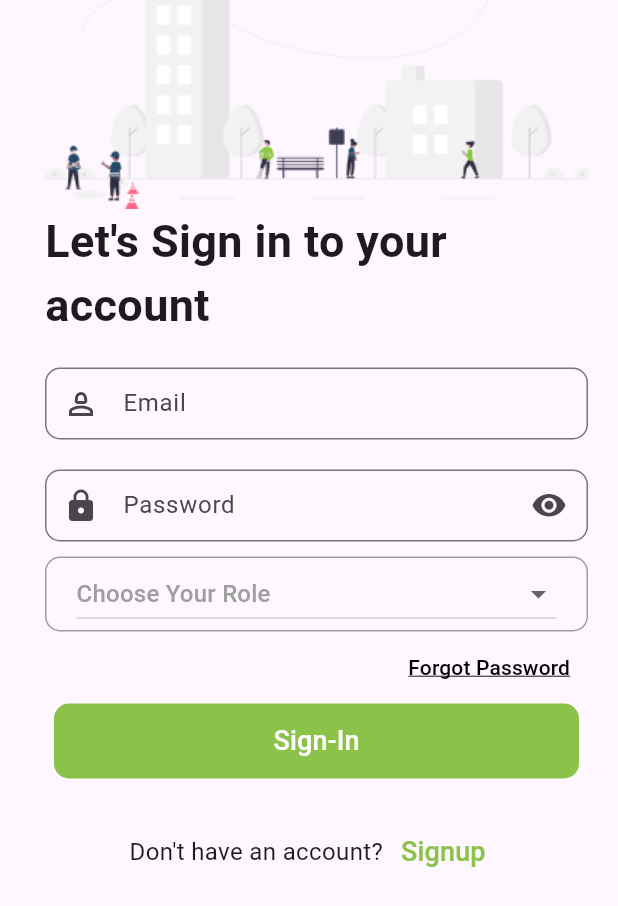
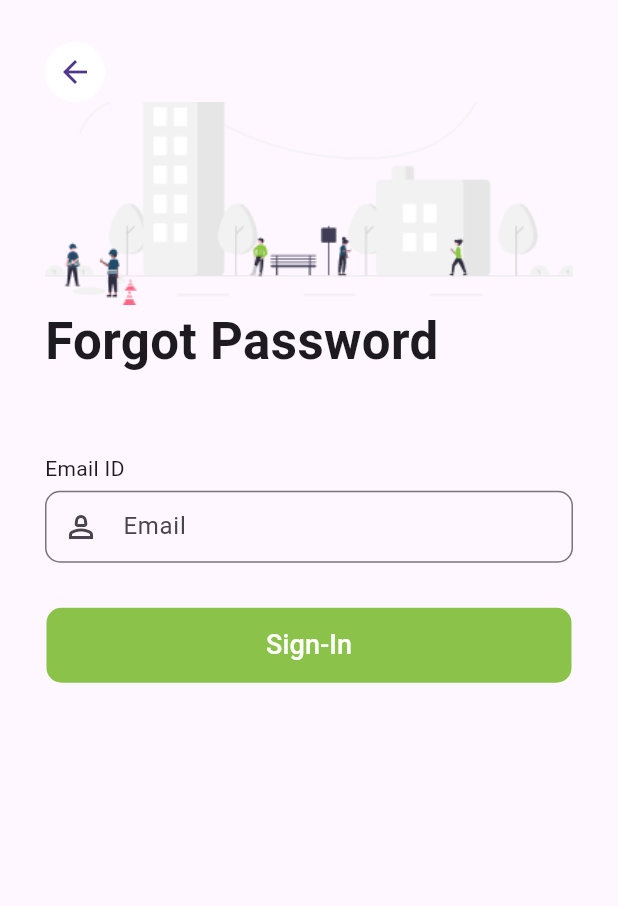
Before and after one commit to sachinkrr02/House_rent, a Flutter app: the Loginpage screen opened directly, after a tap on "Forgot Password", on a phone screen of 412 x 824 dp. Shown: the top 906 px of the screen. Run offline on Flutter 3.47's test engine with Material 3 defaults, Android fonts, the light colour scheme and no system bars; our stand-ins replace firebase_auth, firebase_core, firebase_database, font_awesome_flutter, go_router, google_fonts and 1 more; missing offline and left inert: mapbox_search, razorpay_flutter; accounts and stored records are empty.

Commit message:
bugs fixing

```diff
--- /dev/null
+++ b/lib/pages/login/forgotPass.dart
@@ -0,0 +1,135 @@
+import 'package:firebase_auth/firebase_auth.dart';
+import 'package:flutter/material.dart';
+import 'package:house/pages/login/login.dart';
+import 'package:house/pages/login/resetPass.dart';
+
+class forgotPassword extends StatefulWidget {
+  const forgotPassword({super.key});
+
+  @override
+  State<forgotPassword> createState() => _forgotPasswordState();
+}
+
+class _forgotPasswordState extends State<forgotPassword> {
+  TextEditingController emailController = TextEditingController();
+
+  void _showErrorSnackbar(String message) {
+    ScaffoldMessenger.of(context).showSnackBar(
+      SnackBar(
+        content: Text(
+          message,
+          style: TextStyle(color: Colors.white),
+        ),
+        duration: Duration(seconds: 5),
+        backgroundColor: Colors.lightGreen,
+        action: SnackBarAction(
+          label: 'Dismiss',
+          textColor: Colors.white,
+          onPressed: () {},
+        ),
+      ),
+    );
+  }
+
+  void passwordReset() async {
+    var email = emailController.text.trim();
+    if (email.isEmpty) {
+      _showErrorSnackbar('Email and password are required.');
+    } else {
+      await FirebaseAuth.instance.sendPasswordResetEmail(email: email);
+      Navigator.push(
+        context,
+        MaterialPageRoute(
+          builder: (context) => const resetpass(),
+        ),
+      );
+    }
+  }
+
+  @override
+  Widget build(BuildContext context) {
+    return Scaffold(
+      body: SafeArea(
+        child: Container(
+          padding: const EdgeInsets.only(left: 30, right: 30, top: 28),
+          child: Column(
+            children: [
+              Align(
+                alignment: Alignment.topLeft,
+                child: InkWell(
+                  onTap: () {
+                    Navigator.popUntil(context, (route) => route.isFirst);
+                    Navigator.pushReplacement(context,
+                        MaterialPageRoute(builder: (context) => Loginpage()));
+                  },
+                  child: const CircleAvatar(
+                    backgroundColor: Colors.white,
+                    child: Icon(Icons.arrow_back),
+                  ),
+                ),
+              ),
+              Align(
+                  alignment: Alignment.centerRight,
+                  child: Image.asset("assets/login.png")),
+              const Align(
+                alignment: Alignment.centerLeft,
+                child: Text(
+                  "Forgot Password",
+                  style: TextStyle(fontSize: 34, fontWeight: FontWeight.w600),
+                ),
+              ),
+              const SizedBox(
+                height: 50,
+              ),
+              const Align(
+                  alignment: Alignment.centerLeft, child: Text("Email ID")),
+              SizedBox(
+                height: 5,
+              ),
+              TextField(
+                controller: emailController,
+                keyboardType: TextInputType.text,
+                decoration: InputDecoration(
+                  hintText: "Email",
+                  contentPadding: EdgeInsets.fromLTRB(10, 0, 10, 0),
+                  prefixIcon: Icon(Icons.person_2_outlined),
+                  border: OutlineInputBorder(
+                    borderRadius: BorderRadius.circular(10),
+                  ),
+                ),
+              ),
+              SizedBox(
+                height: 30,
+              ),
+              Container(
+                height: 50,
+                width: 350,
+                decoration: BoxDecoration(
+                  color: Colors.lightGreen,
+                  borderRadius: BorderRadius.circular(10),
+                ),
+                child: ElevatedButton(
+                  onPressed: () {
+                    passwordReset();
+                  },
+                  style: ElevatedButton.styleFrom(
+                    backgroundColor: Colors.transparent,
+                    shadowColor: Colors.transparent,
+                  ),
+                  child: const Text(
+                    'Sign-In',
+                    style: TextStyle(
+                      color: Colors.white,
+                      fontSize: 18,
+                      fontWeight: FontWeight.w500,
+                    ),
+                  ),
+                ),
+              ),
+            ],
+          ),
+        ),
+      ),
+    );
+  }
+}
--- a/lib/pages/login/login.dart
+++ b/lib/pages/login/login.dart
@@ -5,8 +5,10 @@ import 'package:flutter/material.dart';
 import 'package:house/pages/homepage/agentsHome.dart';
 import 'package:house/pages/homepage/backendHome.dart';
 import 'package:house/pages/homepage/home.dart';
+import 'package:house/pages/login/forgotPass.dart';
 import 'package:house/pages/login/otp.dart';
 import 'package:house/pages/login/register.dart';
+import 'package:house/pages/login/resetPass.dart';
 import 'package:house/pages/profile/profilePage.dart';
 import 'package:house/pages/propertyDetails/details.dart';
 import 'package:house/pages/propertyDetails/plans.dart';
@@ -162,7 +164,13 @@ class _LoginpageState extends State<Loginpage> {
                   borderRadius: BorderRadius.circular(10),
                   border: Border.all(color: Colors.grey, width: 1),
                 ),
-                child: DropdownButton<String>(
+                child: DropdownButtonFormField<String>(
+                  decoration: InputDecoration(
+                    border: InputBorder.none,
+                    errorBorder: UnderlineInputBorder(
+                      borderSide: BorderSide(color: Colors.red),
+                    ),
+                  ),
                   hint: value == ""
                       ? Text('Choose Your Role')
                       : Text(
@@ -190,7 +198,12 @@ class _LoginpageState extends State<Loginpage> {
               Align(
                 alignment: Alignment.centerRight,
                 child: TextButton(
-                  onPressed: () {},
+                  onPressed: () {
+                    Navigator.pushReplacement(
+                        context,
+                        MaterialPageRoute(
+                            builder: (context) => forgotPassword()));
+                  },
                   child: const Text(
                     "Forgot Password",
                     style: TextStyle(
--- a/lib/pages/profile/editProfile.dart
+++ b/lib/pages/profile/editProfile.dart
@@ -18,8 +18,9 @@ class _editProfileState extends State<editProfile> {
         leading: CircleAvatar(
           child: IconButton(
               onPressed: () {
-                Navigator.push(context,
-                    MaterialPageRoute(builder: (Context) => ProfilePage()));
+                Navigator.popUntil(context, (route) => route.isFirst);
+                Navigator.pushReplacement(context,
+                    MaterialPageRoute(builder: (context) => ProfilePage()));
               },
               icon: Icon(Icons.arrow_back)),
         ),
--- a/lib/pages/profile/profilePage.dart
+++ b/lib/pages/profile/profilePage.dart
@@ -27,7 +27,6 @@ class _ProfilePageState extends State<ProfilePage> {
         ],
       ),
       body: SingleChildScrollView(
-        padding: EdgeInsets.all(15),
         child: SafeArea(
           child: Column(
             children: [
```
Also changed, not shown: lib/main.dart (+6 -1 lines), lib/pages/homepage/agentsHome.dart (+6 -4 lines), lib/pages/homepage/home.dart (+18 -6 lines), lib/pages/login/register.dart (+7 -1 lines), lib/pages/login/resetPass.dart (added, +59 -0 lines), lib/pages/widgets/bottomNavigationBar.dart (+8 -8 lines), lib/location.dart (added).
